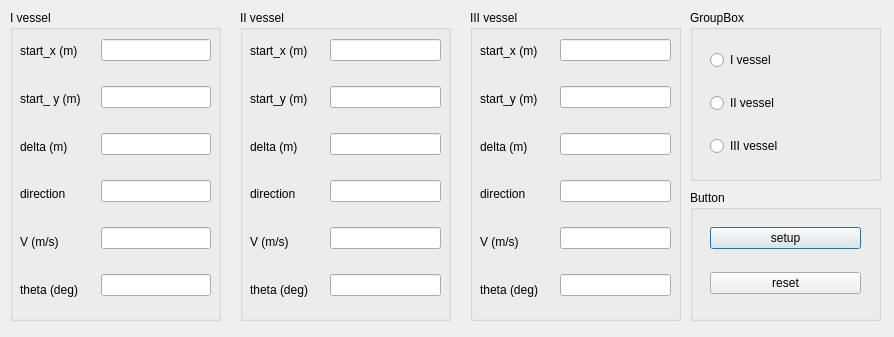
The window that DPfloatover/QT/dialogstraightline.ui (Forrest-Z/USV-robotics) describes before a commit, drawn with Qt 5.
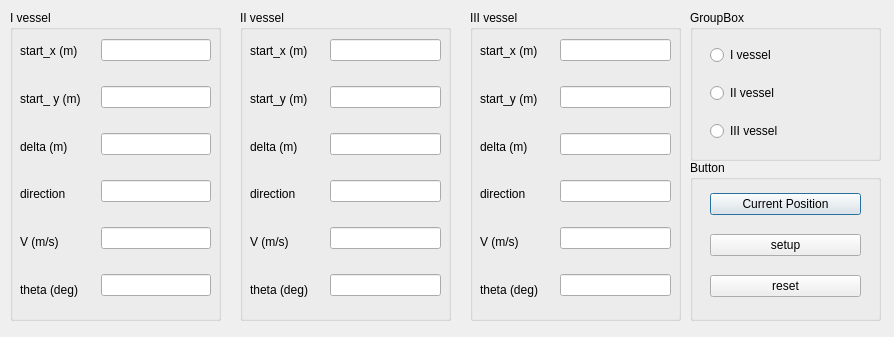
The same window after the commit.

```diff
--- a/DPfloatover/QT/dialogstraightline.ui
+++ b/DPfloatover/QT/dialogstraightline.ui
@@ -211,9 +211,9 @@
    <property name="geometry">
     <rect>
      <x>690</x>
-     <y>190</y>
+     <y>160</y>
      <width>191</width>
-     <height>131</height>
+     <height>161</height>
     </rect>
    </property>
    <property name="title">
@@ -225,10 +225,17 @@
       <x>20</x>
       <y>20</y>
       <width>151</width>
-      <height>101</height>
+      <height>131</height>
      </rect>
     </property>
     <layout class="QVBoxLayout" name="verticalLayout_10">
+     <item>
+      <widget class="QPushButton" name="getcurrentposition">
+       <property name="text">
+        <string>Current Position</string>
+       </property>
+      </widget>
+     </item>
      <item>
       <widget class="QPushButton" name="setupsetpoint">
        <property name="text">
@@ -252,19 +259,19 @@
      <x>690</x>
      <y>10</y>
      <width>191</width>
-     <height>171</height>
+     <height>151</height>
     </rect>
    </property>
    <property name="title">
     <string>GroupBox</string>
    </property>
-   <widget class="QWidget" name="">
+   <widget class="QWidget" name="layoutWidget">
     <property name="geometry">
      <rect>
       <x>20</x>
       <y>23</y>
       <width>151</width>
-      <height>141</height>
+      <height>121</height>
      </rect>
     </property>
     <layout class="QVBoxLayout" name="verticalLayout_7">
```
Left out of the diff: 6 changed lines with no effect on the pictures.
